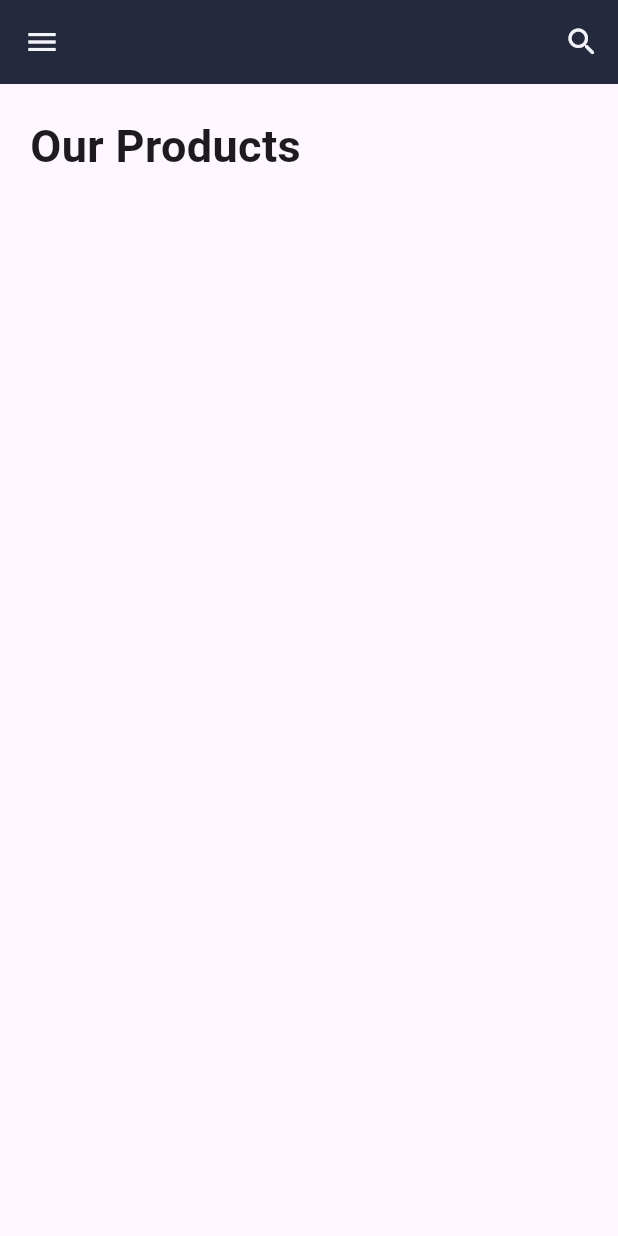
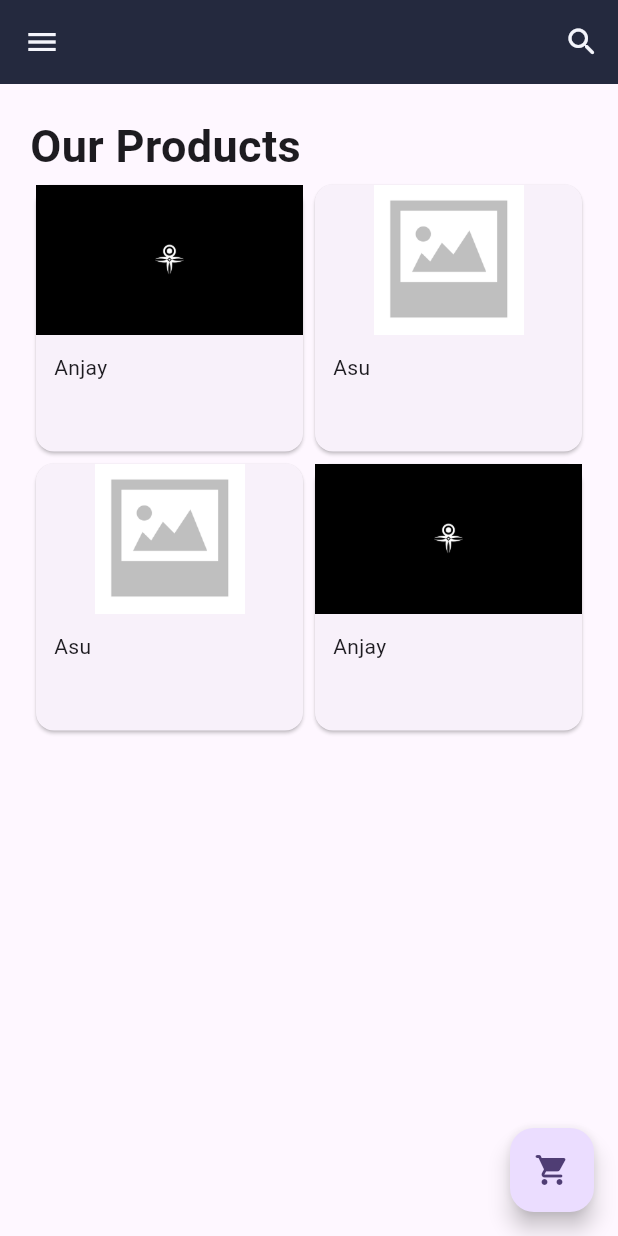
Before and after one commit to beckham-kho/uts_2022130019, a Flutter app: the screen it shows after launch, after a tap on "Login", on a phone screen of 412 x 824 dp. Run offline on Flutter 3.47's test engine with Material 3 defaults, Android fonts, the phone set to English and light mode, and no system bars.

Commit message:
feat(product screen): add product screen

```diff
--- a/lib/home_screen.dart
+++ b/lib/home_screen.dart
@@ -1,4 +1,6 @@
 import 'package:flutter/material.dart';
+import 'package:uts_2022130019/model/product_list.dart';
+import 'package:uts_2022130019/product_screen.dart';
 
 class HomeScreen extends StatelessWidget {
   const HomeScreen({super.key});
@@ -69,8 +71,38 @@ class HomeScreen extends StatelessWidget {
                   child: GridView.builder(
                     gridDelegate: const SliverGridDelegateWithFixedCrossAxisCount(crossAxisCount: 2),
                     itemBuilder: (BuildContext context, int index) {
-
+                      final Product product = productList[index];
+                      return Card(
+                        child: InkWell(
+                          splashColor: const Color.fromRGBO(142, 187, 255, 1),
+                          onTap: () {
+                            Navigator.push(
+                              context,
+                              MaterialPageRoute(
+                              builder: (context) => ProductScreen(product: product,),
+                              )
+                            );
+                          },
+                          child: Column(
+                            crossAxisAlignment: CrossAxisAlignment.stretch,
+                            children: <Widget>[
+                              Image.asset(
+                                product.image,
+                                height: 100,
+                              ),
+                              Padding(
+                                padding: const EdgeInsets.all(12.0),
+                                child: Text(
+                                  product.title,
+                                  textAlign: TextAlign.start,
+                                ),
+                              ),
+                            ],
+                          ),
+                        ),
+                      );
                     },
+                    itemCount: productList.length,
                   ),
                 ),
               ],
@@ -78,6 +110,11 @@ class HomeScreen extends StatelessWidget {
           ),
         ),
       ),
+      floatingActionButton: FloatingActionButton(
+        onPressed: () {},
+        tooltip: 'Add Product to Cart',
+        child: const Icon(Icons.shopping_cart_rounded),
+      ),
     );
   }
 }
--- a/lib/login_screen.dart
+++ b/lib/login_screen.dart
@@ -32,7 +32,7 @@ class _LoginScreenState extends State<LoginScreen> {
                       ),
                     ),
                     Padding(
-                      padding: const EdgeInsets.only(top: 20, left: 50, right: 50),
+                      padding: const EdgeInsets.only(top: 30, left: 50, right: 50),
                       child: Column(
                         crossAxisAlignment: CrossAxisAlignment.stretch,
                         children: <Widget>[
--- /dev/null
+++ b/lib/model/product_list.dart
@@ -0,0 +1,40 @@
+class Product {
+  String image;
+  String title;
+  String price;
+  String description;
+
+  Product({
+    required this.image,
+    required this.title,
+    required this.price,
+    required this.description,
+  });
+}
+
+var productList = [
+  Product(
+    image: 'img/1.png',
+    title: 'Anjay',
+    price: 'Rp. 100.000',
+    description: 'Lorem ipsum dolor sit amet, consectetur adipiscing elit. Quisque sed efficitur lectus. Phasellus sed metus turpis. Fusce et tellus lacus. Integer consequat placerat ante nec consequat. Fusce a lectus ex. Cras placerat ipsum vel viverra lobortis. Nullam a purus pulvinar, pellentesque justo eu, lacinia enim. Duis auctor nunc vel magna pellentesque, id lobortis ipsum tempor. Praesent tincidunt scelerisque nibh, vitae venenatis nisl bibendum quis. Nam dapibus ultricies orci eu aliquam. Pellentesque vulputate tempor nunc, sed facilisis eros.'
+  ),
+  Product(
+    image: 'img/2.png',
+    title: 'Asu',
+    price: 'Rp. 200.000',
+    description: 'Lorem ipsum dolor sit amet, consectetur adipiscing elit. Quisque sed efficitur lectus. Phasellus sed metus turpis. Fusce et tellus lacus. Integer consequat placerat ante nec consequat. Fusce a lectus ex. Cras placerat ipsum vel viverra lobortis. Nullam a purus pulvinar, pellentesque justo eu, lacinia enim. Duis auctor nunc vel magna pellentesque, id lobortis ipsum tempor. Praesent tincidunt scelerisque nibh, vitae venenatis nisl bibendum quis. Nam dapibus ultricies orci eu aliquam. Pellentesque vulputate tempor nunc, sed facilisis eros.'
+  ),
+  Product(
+    image: 'img/2.png',
+    title: 'Asu',
+    price: 'Rp. 200.000',
+    description: 'Lorem ipsum dolor sit amet, consectetur adipiscing elit. Quisque sed efficitur lectus. Phasellus sed metus turpis. Fusce et tellus lacus. Integer consequat placerat ante nec consequat. Fusce a lectus ex. Cras placerat ipsum vel viverra lobortis. Nullam a purus pulvinar, pellentesque justo eu, lacinia enim. Duis auctor nunc vel magna pellentesque, id lobortis ipsum tempor. Praesent tincidunt scelerisque nibh, vitae venenatis nisl bibendum quis. Nam dapibus ultricies orci eu aliquam. Pellentesque vulputate tempor nunc, sed facilisis eros.'
+  ),
+  Product(
+    image: 'img/1.png',
+    title: 'Anjay',
+    price: 'Rp. 100.000',
+    description: 'Lorem ipsum dolor sit amet, consectetur adipiscing elit. Quisque sed efficitur lectus. Phasellus sed metus turpis. Fusce et tellus lacus. Integer consequat placerat ante nec consequat. Fusce a lectus ex. Cras placerat ipsum vel viverra lobortis. Nullam a purus pulvinar, pellentesque justo eu, lacinia enim. Duis auctor nunc vel magna pellentesque, id lobortis ipsum tempor. Praesent tincidunt scelerisque nibh, vitae venenatis nisl bibendum quis. Nam dapibus ultricies orci eu aliquam. Pellentesque vulputate tempor nunc, sed facilisis eros.'
+  ),
+];
```
Also changed, not shown: lib/product_screen.dart (added, +111 -0 lines).
